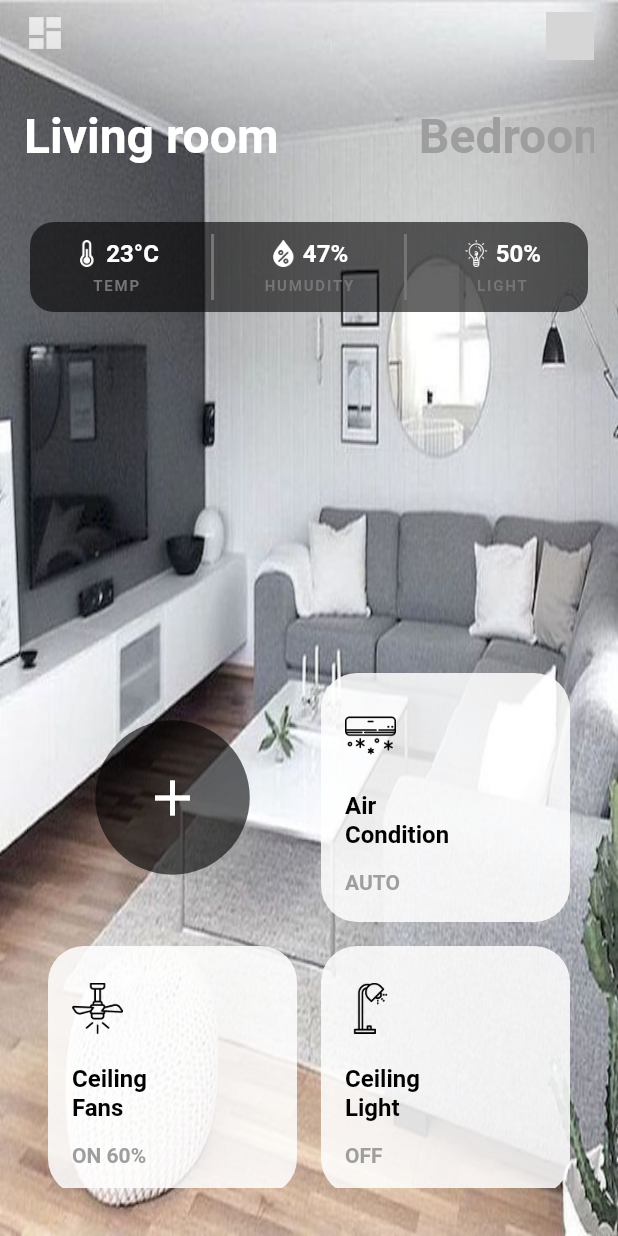
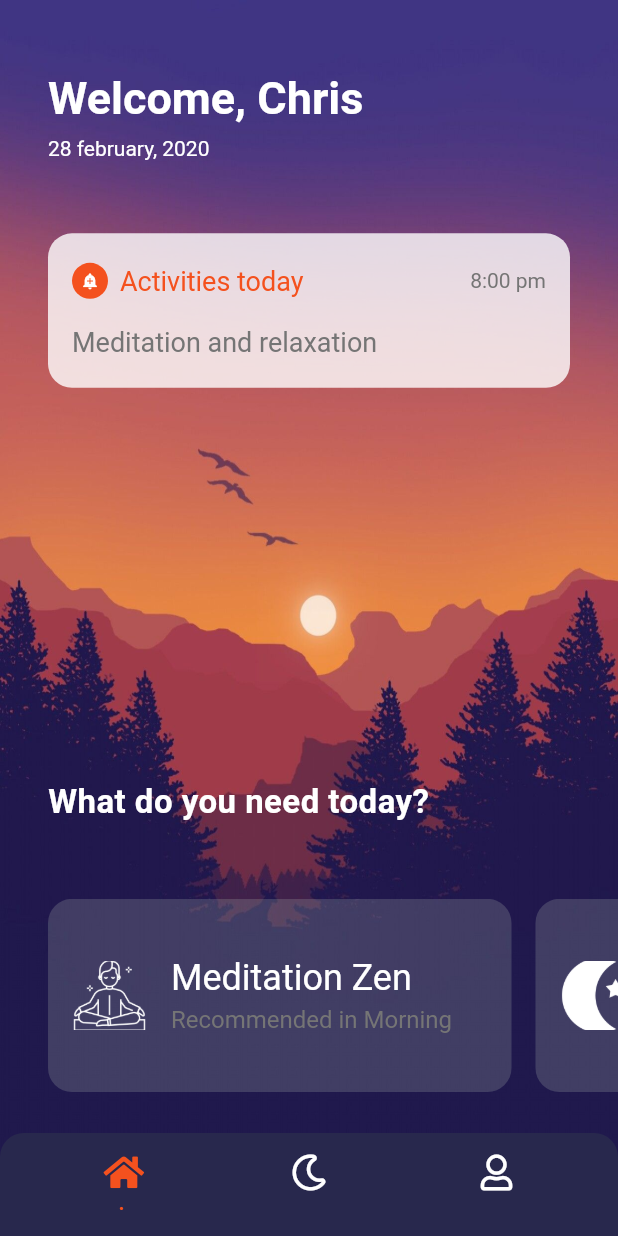
Before and after one commit to quocbao238/Flutter_UI_Feb, a Flutter app: the screen it shows after launch, on a phone screen of 412 x 824 dp. Run offline on Flutter 3.47's test engine with Material 2 defaults, Android fonts, the phone set to English and light mode, and no system bars; our stand-ins replace dots_indicator, font_awesome_flutter; missing offline and left inert: custom_switch, flutter_sparkline; grey boxes are pictures that could not be loaded.

Commit message:
Update Mindfulness App

```diff
--- a/lib/2302/financing_app.dart
+++ b/lib/2302/financing_app.dart
@@ -10,6 +10,7 @@ class B_Financing extends StatefulWidget {
 }
 
 class _B_FinancingState extends State<B_Financing> {
+
   /* List Widget */
   List<Widget> pages;
 
--- a/lib/2402/b_icon.dart
+++ b/lib/2402/b_icon.dart
@@ -12,7 +12,7 @@ class IconCustom extends StatelessWidget {
       icon: Container(
         child: Image(
           image: AssetImage(
-            'assets/2402/$urlIcon',
+            '${urlIcon}',
           ),
           fit: BoxFit.cover,
           color: color,
--- /dev/null
+++ b/lib/2502/mindbottom.dart
@@ -0,0 +1,39 @@
+import 'package:flutter/material.dart';
+import 'package:font_awesome_flutter/font_awesome_flutter.dart';
+
+class MindBottom extends StatelessWidget {
+  final IconData icon;
+  final bool isSelected;
+  final Function onPressed;
+  final Color _cltxtOrange = Colors.deepOrange[600];
+
+  MindBottom(this.icon, this.isSelected, this.onPressed);
+
+  @override
+  Widget build(BuildContext context) {
+    return InkWell(
+      onTap: onPressed,
+      child: Container(
+        width: 120.0,
+        child: Column(
+          mainAxisAlignment: MainAxisAlignment.center,
+          crossAxisAlignment: CrossAxisAlignment.center,
+          children: <Widget>[
+            //icon
+            // SizedBox(height: 4.0),
+            Icon(icon,
+                size: 24.0, color: isSelected ? _cltxtOrange : Colors.white),
+            Text(
+              isSelected ? "." : "",
+              style: TextStyle(
+                fontSize: 14.0,
+                color: isSelected ? _cltxtOrange : Colors.white,
+                fontWeight: FontWeight.bold,
+              ),
+            ),
+          ],
+        ),
+      ),
+    );
+  }
+}
--- /dev/null
+++ b/lib/2502/mindfulness.dart
@@ -0,0 +1,143 @@
+import 'package:flutter/material.dart';
+import 'package:flutter_feb/2402/b_icon.dart';
+import 'package:font_awesome_flutter/font_awesome_flutter.dart';
+
+import 'mindbottom.dart';
+import 'mindpage1.dart';
+import 'mindpage2.dart';
+
+class B_MindFulnessOne extends StatefulWidget {
+  @override
+  _B_MindFulnessOneState createState() => _B_MindFulnessOneState();
+}
+
+class _B_MindFulnessOneState extends State<B_MindFulnessOne> {
+  /* List Widget */
+  List<Widget> pages;
+
+  /* Text */
+  final String _txtWelcome = "Welcome, Chris";
+  final String _txtDate = "28 february, 2020";
+  final String _txtActivity = "Activities today";
+  final String _txtTime = "8:00 pm";
+  final String _txtQues = "What do you need today?";
+  final String _txtmeditation = "Meditation and relaxation";
+
+  /* Size */
+  final double padding = 16.0;
+  final double radius = 16.0;
+
+  /* Color */
+  final Color _botomColor = Color.fromRGBO(40, 40, 77, 1);
+  final Color _listColor = Color.fromRGBO(196, 210, 193, 1).withOpacity(0.2);
+  final Color _topcontainerColor = Colors.white.withOpacity(0.8);
+  final Color _cltxt = Colors.white;
+  final Color _cltxtOrange = Colors.deepOrange[600];
+
+  /* Page Controller */
+  PageController _pageController;
+
+  /* Page view Index */
+  int selectedIndex = 0;
+
+  /* Bottom tab index*/
+  int currentIndex = 0;
+
+  /* Bottom Tab Funtion */
+  void _onPress(int num) {
+    setState(() {
+      currentIndex = num;
+      print("currentIndex ${currentIndex}");
+    });
+  }
+
+  @override
+  void initState() {
+    _pageController = PageController(
+      initialPage: selectedIndex,
+      viewportFraction: 0.85,
+    );
+    super.initState();
+  }
+
+  @override
+  Widget build(BuildContext context) {
+    _definePages();
+    final double _width = MediaQuery.of(context).size.width;
+    final double _height = MediaQuery.of(context).size.height;
+    return Scaffold(
+      body: Stack(
+        children: <Widget>[
+          //PageView
+          Positioned.fill(
+            child: pages[currentIndex],
+          ),
+
+          // BotomNvigator
+          Positioned(
+            left: 0,
+            right: 0,
+            bottom: 0,
+            child: Container(
+              padding: EdgeInsets.only(left: padding, right: padding),
+              height: _height / 12,
+              decoration: BoxDecoration(
+                  borderRadius: BorderRadius.only(
+                      topLeft: Radius.circular(radius),
+                      topRight: Radius.circular(radius)),
+                  color: _botomColor),
+              child: Row(
+                crossAxisAlignment: CrossAxisAlignment.center,
+                mainAxisAlignment: MainAxisAlignment.spaceEvenly,
+                children: <Widget>[
+                  MindBottom(FontAwesomeIcons.home, currentIndex == 0, () {
+                    _onPress(0);
+                  }),
+                  MindBottom(FontAwesomeIcons.moon, currentIndex == 1, () {
+                    _onPress(1);
+                  }),
+                  MindBottom(FontAwesomeIcons.user, currentIndex == 2, () {
+                    _onPress(2);
+                  }),
+                ],
+              ),
+            ),
+          )
+        ],
+
+        //
+      ),
+    );
+  }
+
+  _definePages() {
+    pages = [
+      MindPage1(),
+      MindPage2(),
+      Container(
+        child: Center(
+          child: Text("Loading.....",style: TextStyle(color: Colors.red,fontSize: 40.0),),
+        ),
+      )
+    ];
+  }
+}
+
+// Container(
+//                   margin: EdgeInsets.only(top: padding / 2),
+//                   height: _height / 12,
+//                   decoration: BoxDecoration(
+//                       borderRadius: BorderRadius.only(
+//                           topLeft: Radius.circular(radius),
+//                           topRight: Radius.circular(radius)),
+//                       color: _botomColor),
+//                   child: Row(
+//                     mainAxisAlignment: MainAxisAlignment.spaceEvenly,
+//                     crossAxisAlignment: CrossAxisAlignment.center,
+//                     children: <Widget>[
+//                       Icon(Icons.home, size: 30.0, color: Colors.white),
+//                       Icon(Icons.home, size: 30.0, color: Colors.white),
+//                       Icon(Icons.home, size: 30.0, color: Colors.white),
+//                     ],
+//                   ),
+//                 ),
--- /dev/null
+++ b/lib/2502/mindpage1.dart
@@ -0,0 +1,232 @@
+import 'package:flutter/material.dart';
+import 'package:flutter_feb/2402/b_icon.dart';
+
+class MindPage1 extends StatefulWidget {
+  @override
+  _MindPage1State createState() => _MindPage1State();
+}
+
+class _MindPage1State extends State<MindPage1> {
+  /* Text */
+  final String _txtWelcome = "Welcome, Chris";
+  final String _txtDate = "28 february, 2020";
+  final String _txtActivity = "Activities today";
+  final String _txtTime = "8:00 pm";
+  final String _txtQues = "What do you need today?";
+  final String _txtmeditation = "Meditation and relaxation";
+  final String _txtname_meditation = "Meditation Zen";
+  final String _txtmeditation_description = "Recommended in Morning";
+
+  /* Size */
+  final double padding = 16.0;
+  final double radius = 16.0;
+
+  /* Color */
+  final Color _botomColor = Color.fromRGBO(40, 40, 77, 1);
+  final Color _listColor = Color.fromRGBO(196, 210, 193, 1).withOpacity(0.2);
+  final Color _topcontainerColor = Colors.white.withOpacity(0.8);
+  final Color _cltxt = Colors.white;
+  final Color _cltxtOrange = Colors.deepOrange[600];
+
+  final List<String> list_icon = <String>[
+    'assets/2502/zenicon.png',
+    'assets/2502/moonicon.png',
+    'assets/2502/morningicon.png'
+  ];
+  final List<String> list_programing_name = <String>[
+    'Meditation Zen',
+    'Bedtime',
+    'Getup'
+  ];
+  final List<String> list_programing_descrip = <String>[
+    'Recommended in Morning',
+    'Recommended in Evening',
+    'Recommended in Morning'
+  ];
+
+  @override
+  Widget build(BuildContext context) {
+    final double _width = MediaQuery.of(context).size.width;
+    final double _height = MediaQuery.of(context).size.height;
+    return Stack(
+      children: <Widget>[
+        //Backgorund
+        Positioned.fill(
+            child: Image.asset('assets/2502/back2.jpg', fit: BoxFit.fill)),
+
+        //Page VIew
+        Positioned.fill(
+          child: SafeArea(
+            top: true,
+            left: true,
+            right: true,
+            child: Column(
+              mainAxisAlignment: MainAxisAlignment.start,
+              crossAxisAlignment: CrossAxisAlignment.start,
+              children: <Widget>[
+                // Welcome
+                Container(
+                  margin: EdgeInsets.only(top: padding * 3),
+                  padding: EdgeInsets.symmetric(horizontal: padding * 2),
+                  height: _height / 9,
+                  child: Column(
+                    crossAxisAlignment: CrossAxisAlignment.start,
+                    children: <Widget>[
+                      Text(
+                        _txtWelcome,
+                        style: TextStyle(
+                          color: _cltxt,
+                          fontSize: 30.0,
+                          fontWeight: FontWeight.w600,
+                        ),
+                      ),
+                      SizedBox(height: padding / 2),
+                      Text(
+                        _txtDate,
+                        style: TextStyle(
+                            color: _cltxt,
+                            fontSize: 14.0,
+                            fontWeight: FontWeight.w400),
+                      ),
+                    ],
+                  ),
+                ),
+
+                // Activity
+                Container(
+                  margin: EdgeInsets.only(
+                      top: padding, right: padding * 2, left: padding * 2),
+                  padding: EdgeInsets.all(padding),
+                  height: _height / 8,
+                  decoration: BoxDecoration(
+                      borderRadius: BorderRadius.circular(radius),
+                      color: _topcontainerColor),
+                  child: Column(
+                    crossAxisAlignment: CrossAxisAlignment.start,
+                    mainAxisAlignment: MainAxisAlignment.spaceAround,
+                    children: <Widget>[
+                      // Activity & time
+                      Row(
+                        children: <Widget>[
+                          Container(
+                            height: 24.0,
+                            width: 24.0,
+                            decoration: BoxDecoration(
+                                borderRadius: BorderRadius.circular(radius * 3),
+                                color: _cltxtOrange),
+                            child: Icon(
+                              Icons.add_alert,
+                              size: 12.0,
+                              color: Colors.white,
+                            ),
+                          ),
+                          SizedBox(width: padding / 2),
+                          Text(
+                            _txtActivity,
+                            style:
+                                TextStyle(fontSize: 18.0, color: _cltxtOrange),
+                          ),
+                          Spacer(),
+                          Text(
+                            _txtTime,
+                            style: TextStyle(
+                                fontSize: 14.0, color: Colors.grey[600]),
+                          ),
+                        ],
+                      ),
+                      SizedBox(height: 4.0),
+                      //Meditation
+                      Text(
+                        _txtmeditation,
+                        style:
+                            TextStyle(fontSize: 18.0, color: Colors.grey[600]),
+                      ),
+                    ],
+                  ),
+                ),
+
+                //  What do you need today
+                Spacer(),
+                Container(
+                  margin:
+                      EdgeInsets.only(bottom: padding * 6, left: padding * 2),
+                  height: _height / 4,
+                  child: Column(
+                    crossAxisAlignment: CrossAxisAlignment.start,
+                    children: <Widget>[
+                      Container(
+                        height: (_height / 4) * 1.5 / 4,
+                        child: Text(
+                          _txtQues,
+                          style: TextStyle(
+                              color: Colors.white,
+                              fontWeight: FontWeight.w600,
+                              letterSpacing: 0.3,
+                              fontSize: 22.0),
+                        ),
+                      ),
+                      Container(
+                        height: (_height / 4) * 2.5 / 4,
+                        child: ListView.builder(
+                          itemCount: 3,
+                          scrollDirection: Axis.horizontal,
+                          // padding: EdgeInsets.only(right: padding / 2),
+                          itemBuilder: (BuildContext context, int index) {
+                            return Container(
+                              width: (_width * 3 / 4),
+                              margin: EdgeInsets.only(right: padding),
+                              padding:
+                                  EdgeInsets.symmetric(horizontal: padding),
+                              decoration: BoxDecoration(
+                                  borderRadius: BorderRadius.circular(radius),
+                                  color: _listColor),
+                              child: Row(
+                                children: <Widget>[
+                                  IconCustom(list_icon[index], 50.0,
+                                      Colors.white),
+                                  SizedBox(
+                                    width: padding,
+                                  ),
+                                  Column(
+                                    crossAxisAlignment:
+                                        CrossAxisAlignment.start,
+                                    mainAxisAlignment: MainAxisAlignment.center,
+                                    children: <Widget>[
+                                      Text(
+                                        list_programing_name[index],
+                                        style: TextStyle(
+                                            color: Colors.white,
+                                            fontSize: 24.0,
+                                            fontWeight: FontWeight.w400),
+                                      ),
+                                      SizedBox(
+                                        height: padding / 4,
+                                      ),
+                                      Text(
+                                        list_programing_descrip[index],
+                                        style: TextStyle(
+                                            color: Colors.grey[600],
+                                            fontSize: 16.0,
+                                            fontWeight: FontWeight.w400),
+                                      ),
+                                    ],
+                                  )
+                                ],
+                              ),
+                            );
+                          },
+                        ),
+                      ),
+                    ],
+                  ),
+                ),
+
+                // NavigatorBottom
+              ],
+            ),
+          ),
+        ),
+      ],
+    );
+  }
+}
--- a/lib/main.dart
+++ b/lib/main.dart
@@ -1,11 +1,13 @@
 import 'package:flutter/material.dart';
 import 'package:flutter_feb/2102/b_travelapp.dart';
 import 'package:flutter_feb/2302/financing_app.dart';
+import 'package:flutter_feb/2502/mindfulness.dart';
 
 import '2402/smarthome1.dart';
 
 void main() => runApp(MaterialApp(
-      // home: B_TravelApp(), // Travel App - 21/2/2020
-      // home : B_Financing(),
-      home: B_SmartHome(),
+      // home: B_TravelApp(),           // Travel App - 21/2/2020
+      // home : B_Financing(),          // Financing App - 23/2/2020
+      // home: B_SmartHome(),           // Smart Home App - 24/2/2020
+      home: B_MindFulnessOne(), // MinFulnessOne  - 25/2/2020
     ));
```
Also changed, not shown: lib/2502/mindpage2.dart (added, +300 -0 lines), pubspec.yaml (+7 -1 lines), assets/2502/back1.jpg (added), assets/2502/back2.jpg (added), assets/2502/moonicon.png (added), assets/2502/morningicon.png (added), assets/2502/zenicon.png (added), lib/2502/mindpage3.dart (added), 3 other files.
